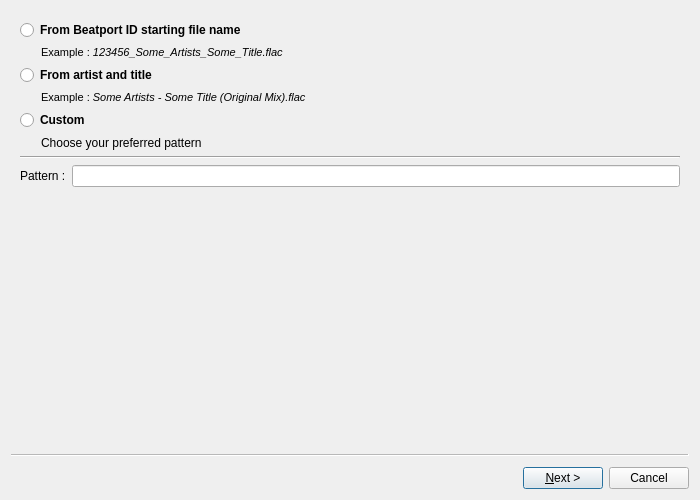
This is src/wizards/searchwizard.ui in alorence/tym as Qt 5 draws it before an edit. The edited form follows.
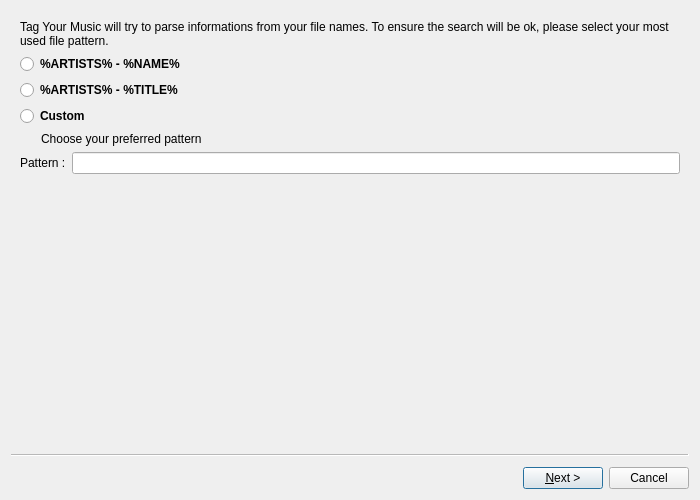
This is the edited form. Custom widgets are drawn as their Qt base class.

Commit message: (search) Start to modify classes before rewriting search task

Diff of the .ui file:
```diff
--- a/src/wizards/searchwizard.ui
+++ b/src/wizards/searchwizard.ui
@@ -23,28 +23,31 @@
 }</string>
    </property>
    <layout class="QGridLayout" name="gridLayout">
-    <item row="7" column="0">
-     <widget class="Line" name="line">
-      <property name="orientation">
-       <enum>Qt::Horizontal</enum>
-      </property>
-     </widget>
-    </item>
     <item row="0" column="0">
-     <widget class="QRadioButton" name="searchFromId">
+     <widget class="QLabel" name="label_2">
       <property name="text">
-       <string>From Beatport ID starting file name</string>
+       <string>Tag Your Music will try to parse informations from your file names. To ensure the search will be ok, please select your most used file pattern.</string>
+      </property>
+      <property name="wordWrap">
+       <bool>true</bool>
+      </property>
+     </widget>
+    </item>
+    <item row="1" column="0">
+     <widget class="QRadioButton" name="pattern1">
+      <property name="text">
+       <string>%ARTISTS% - %NAME%</string>
+      </property>
+     </widget>
+    </item>
+    <item row="2" column="0">
+     <widget class="QRadioButton" name="pattern2">
+      <property name="text">
+       <string>%ARTISTS% - %TITLE%</string>
       </property>
      </widget>
     </item>
     <item row="3" column="0">
-     <widget class="QRadioButton" name="searchFromArtistTitle">
-      <property name="text">
-       <string>From artist and title</string>
-      </property>
-     </widget>
-    </item>
-    <item row="5" column="0">
      <widget class="QRadioButton" name="customSearch">
       <property name="text">
        <string>Custom</string>
@@ -52,35 +55,13 @@
      </widget>
     </item>
     <item row="4" column="0">
-     <widget class="QLabel" name="labelAT">
-      <property name="text">
-       <string>&lt;!DOCTYPE HTML PUBLIC &quot;-//W3C//DTD HTML 4.0//EN&quot; &quot;http://www.w3.org/TR/REC-html40/strict.dtd&quot;&gt;
-&lt;html&gt;&lt;head&gt;&lt;meta name=&quot;qrichtext&quot; content=&quot;1&quot; /&gt;&lt;style type=&quot;text/css&quot;&gt;
-p, li { white-space: pre-wrap; }
-&lt;/style&gt;&lt;/head&gt;&lt;body style=&quot; font-family:'MS Shell Dlg 2'; font-size:8.25pt; font-weight:400; font-style:normal;&quot;&gt;
-&lt;p style=&quot; margin-top:0px; margin-bottom:0px; margin-left:0px; margin-right:0px; -qt-block-indent:0; text-indent:0px;&quot;&gt;&lt;span style=&quot; font-size:8pt;&quot;&gt;Example : &lt;/span&gt;&lt;span style=&quot; font-size:8pt; font-style:italic;&quot;&gt;Some Artists - Some Title (Original Mix).flac&lt;/span&gt;&lt;/p&gt;&lt;/body&gt;&lt;/html&gt;</string>
-      </property>
-     </widget>
-    </item>
-    <item row="1" column="0">
-     <widget class="QLabel" name="labelID">
-      <property name="text">
-       <string>&lt;!DOCTYPE HTML PUBLIC &quot;-//W3C//DTD HTML 4.0//EN&quot; &quot;http://www.w3.org/TR/REC-html40/strict.dtd&quot;&gt;
-&lt;html&gt;&lt;head&gt;&lt;meta name=&quot;qrichtext&quot; content=&quot;1&quot; /&gt;&lt;style type=&quot;text/css&quot;&gt;
-p, li { white-space: pre-wrap; }
-&lt;/style&gt;&lt;/head&gt;&lt;body style=&quot; font-family:'MS Shell Dlg 2'; font-size:8.25pt; font-weight:400; font-style:normal;&quot;&gt;
-&lt;p style=&quot; margin-top:0px; margin-bottom:0px; margin-left:0px; margin-right:0px; -qt-block-indent:0; text-indent:0px;&quot;&gt;&lt;span style=&quot; font-size:8pt;&quot;&gt;Example : &lt;/span&gt;&lt;span style=&quot; font-size:8pt; font-style:italic;&quot;&gt;123456_Some_Artists_Some_Title.flac&lt;/span&gt;&lt;/p&gt;&lt;/body&gt;&lt;/html&gt;</string>
-      </property>
-     </widget>
-    </item>
-    <item row="6" column="0">
      <widget class="QLabel" name="labelCustom">
       <property name="text">
        <string>Choose your preferred pattern</string>
       </property>
      </widget>
     </item>
-    <item row="13" column="0">
+    <item row="5" column="0">
      <layout class="QHBoxLayout" name="patternHorizLayout">
       <item>
        <widget class="QLabel" name="labelResult">
```
The commit also changes 6 other files.
